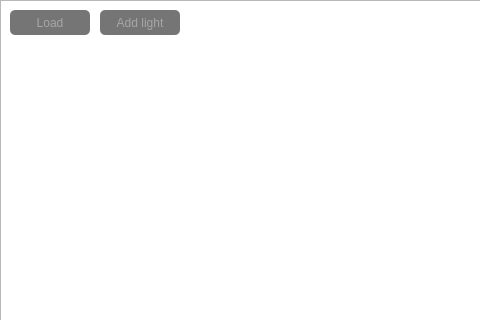
Old version of the form source/Lego+/UiForms/mainwindow.ui in the repository platonovaos/Course-project-CG; both pictures show x 0 to 480 and y 0 to 320 of the 800 by 800 pixel window.
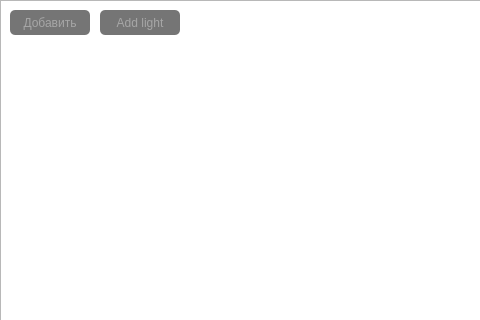
New version of the form.

Diff of the .ui file:
```diff
--- a/source/Lego+/UiForms/mainwindow.ui
+++ b/source/Lego+/UiForms/mainwindow.ui
@@ -55,7 +55,7 @@
     }</string>
     </property>
     <property name="text">
-     <string>Load</string>
+     <string>Добавить</string>
     </property>
    </widget>
    <widget class="QPushButton" name="pushButton_addLight">
```
Left out of the diff: 2 changed lines with no effect on the pictures.
